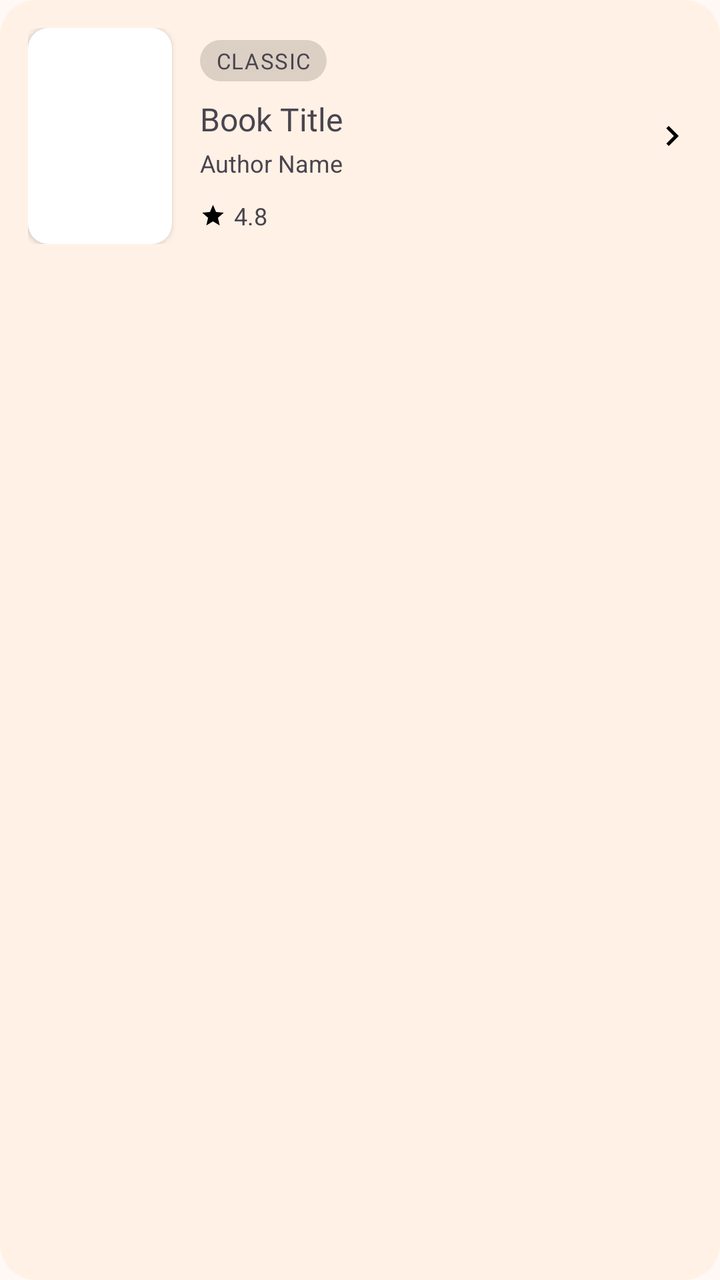
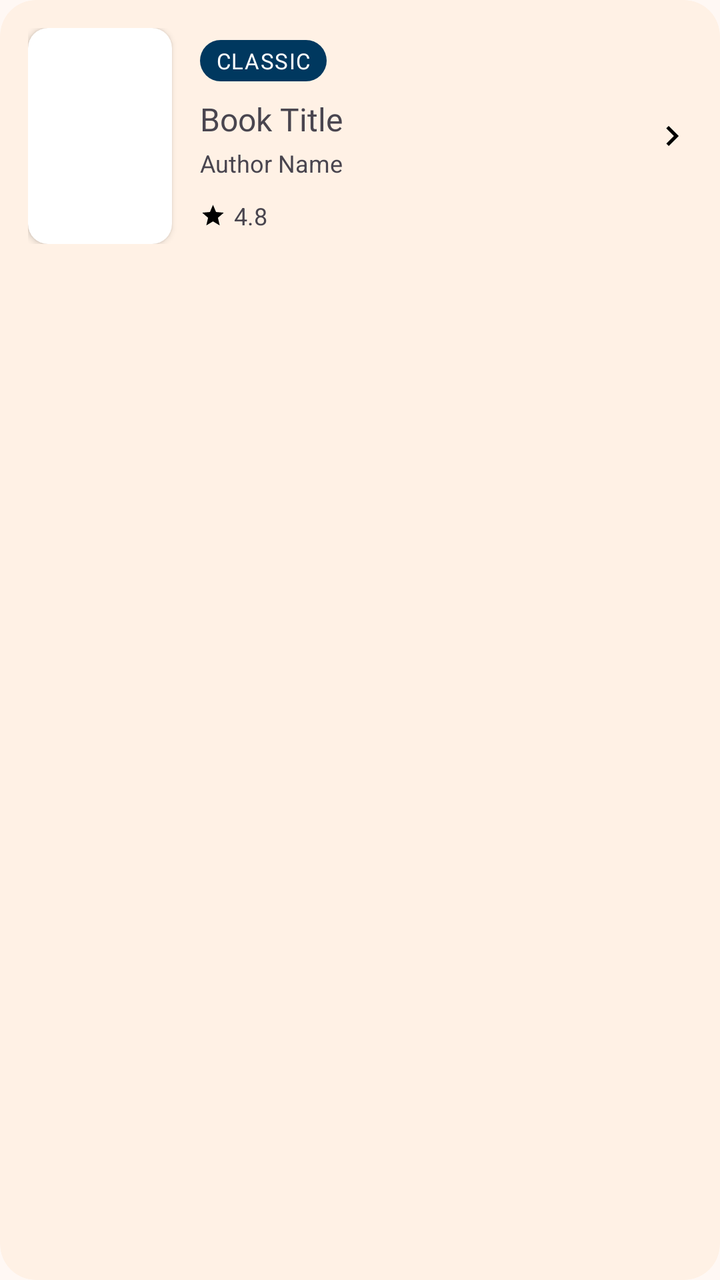

Before-and-after screenshots of an Android layout around one commit, followed by the original layout XML and the change that was made.
<!-- AndroidManifest.xml: application theme Theme.DClassicsBooks -->
<!-- res/layout/item_book.xml -->
<?xml version="1.0" encoding="utf-8"?>
<com.google.android.material.card.MaterialCardView xmlns:android="http://schemas.android.com/apk/res/android"
    xmlns:app="http://schemas.android.com/apk/res-auto"
    android:layout_width="match_parent"
    android:layout_height="wrap_content"
    android:layout_marginBottom="12dp"
    app:cardCornerRadius="18dp"
    app:cardElevation="0dp">

    <LinearLayout
        android:layout_width="match_parent"
        android:layout_height="wrap_content"
        android:orientation="horizontal"
        android:padding="14dp"
        android:gravity="center_vertical">

        
        <androidx.cardview.widget.CardView
            android:layout_width="72dp"
            android:layout_height="108dp"
            app:cardCornerRadius="10dp"
            app:cardElevation="2dp">

            <ImageView
                android:id="@+id/iv_cover"
                android:layout_width="match_parent"
                android:layout_height="match_parent"
                android:scaleType="centerCrop"
                android:contentDescription="Book cover"/>

        </androidx.cardview.widget.CardView>

        
        <LinearLayout
            android:layout_width="0dp"
            android:layout_height="wrap_content"
            android:layout_weight="1"
            android:orientation="vertical"
            android:paddingHorizontal="14dp">

            
            <TextView
                android:id="@+id/tv_genre"
                android:layout_width="wrap_content"
                android:layout_height="wrap_content"
                android:text="Classic"
                android:background="@drawable/bg_badge_genre"
                android:textAppearance="?attr/textAppearanceLabelSmall"
                android:textAllCaps="true"
                android:paddingHorizontal="8dp"
                android:paddingVertical="3dp"/>

            <TextView
                android:id="@+id/tv_title"
                android:layout_width="match_parent"
                android:layout_height="wrap_content"
                android:text="Book Title"
                android:textSize="16sp"
                android:fontFamily="@font/aleo_semibold"
                android:maxLines="2"
                android:ellipsize="end"
                android:layout_marginTop="8dp"/>

            <TextView
                android:id="@+id/tv_author"
                android:layout_width="match_parent"
                android:layout_height="wrap_content"
                android:text="Author Name"
                android:textSize="12sp"
                android:layout_marginTop="3dp"/>

            <LinearLayout
                android:layout_width="wrap_content"
                android:layout_height="wrap_content"
                android:orientation="horizontal"
                android:gravity="center_vertical"
                android:layout_marginTop="10dp">

                <ImageView
                    android:layout_width="13dp"
                    android:layout_height="13dp"
                    android:src="@drawable/ic_star"
                    android:contentDescription="Rating"/>

                <TextView
                    android:id="@+id/tv_rating"
                    android:layout_width="wrap_content"
                    android:layout_height="wrap_content"
                    android:text="4.8"
                    android:textSize="12sp"
                    android:layout_marginStart="4dp"/>
            </LinearLayout>

        </LinearLayout>

        
        <ImageView
            android:id="@+id/iv_chevron"
            android:layout_width="20dp"
            android:layout_height="20dp"
            android:src="@drawable/ic_chevron_right"
            android:contentDescription="Open"/>

    </LinearLayout>
</com.google.android.material.card.MaterialCardView>
<!-- resources referenced by this layout -->
<resources>
  <!-- drawable bg_badge_genre (drawable) -->
  <?xml version="1.0" encoding="utf-8"?>
  <shape xmlns:android="http://schemas.android.com/apk/res/android"
      android:shape="rectangle">
      <solid android:color="?attr/colorSurfaceContainerHigh" />
      <corners android:radius="1000dp" />
  </shape>
  <style name="Theme.DClassicsBooks.Base" parent="Theme.Material3.Light.NoActionBar">
          <item name="colorPrimary">@color/primary</item>
          <item name="colorOnPrimary">@color/white</item>
          <item name="colorPrimaryContainer">@color/primary_container</item>
          <item name="colorOnPrimaryContainer">@color/white</item>
          <item name="colorSecondary">@color/secondary</item>
          <item name="colorOnSecondary">@color/white</item>
          <item name="colorSecondaryContainer">@color/secondary_container</item>
          <item name="colorOnSecondaryContainer">@color/white</item>
          <item name="colorError">@color/error</item>
          <item name="colorOnError">@color/white</item>
          <item name="colorErrorContainer">@color/error_container</item>
          <item name="colorOnErrorContainer">@color/white</item>
          <item name="colorSurface">@color/surface</item>
          <item name="colorSurfaceContainerLowest">@color/surface_container_low</item>
          <item name="colorSurfaceContainerLow">@color/surface_container_low</item>
          <item name="colorSurfaceContainer">@color/surface_container</item>
          <item name="colorSurfaceContainerHigh">@color/surface_container_high</item>
          <item name="colorSurfaceContainerHighest">@color/surface_container_high</item>
          <item name="colorOutline">@color/outline</item>
          <item name="colorOutlineVariant">@color/outline_variant</item>
          <item name="colorOnSurface">@color/on_surface</item>
          <item name="colorOnSurfaceVariant">@color/on_surface_variant</item>
          <item name="android:colorBackground">@color/surface</item>
  
          <item name="textAppearanceDisplayLarge">@style/Typography.DisplayLarge</item>
          <item name="textAppearanceDisplayMedium">@style/Typography.DisplayMedium</item>
          <item name="textAppearanceDisplaySmall">@style/Typography.DisplaySmall</item>
          <item name="textAppearanceHeadlineLarge">@style/Typography.HeadlineLarge</item>
          <item name="textAppearanceHeadlineMedium">@style/Typography.HeadlineMedium</item>
          <item name="textAppearanceHeadlineSmall">@style/Typography.HeadlineSmall</item>
          <item name="textAppearanceTitleLarge">@style/Typography.TitleLarge</item>
          <item name="textAppearanceTitleMedium">@style/Typography.TitleMedium</item>
          <item name="textAppearanceTitleSmall">@style/Typography.TitleSmall</item>
          <item name="textAppearanceBodyLarge">@style/Typography.BodyLarge</item>
          <item name="textAppearanceBodyMedium">@style/Typography.BodyMedium</item>
          <item name="textAppearanceBodySmall">@style/Typography.BodySmall</item>
          <item name="textAppearanceLabelLarge">@style/Typography.LabelLarge</item>
          <item name="textAppearanceLabelMedium">@style/Typography.LabelMedium</item>
          <item name="textAppearanceLabelSmall">@style/Typography.LabelSmall</item>
  
          <item name="materialCardViewStyle">@style/Widget.DClassicsBooks.CardView</item>
      </style>
  <color name="primary">#4E3000</color>
  <color name="white">#FFFFFF</color>
  <color name="secondary">#45331C</color>
  <color name="error">#740006</color>
  <color name="surface">#FFF8F4</color>
  <color name="outline">#5C5144</color>
  <color name="outline_variant">#776B5E</color>
  <color name="on_surface">#161009</color>
  <!-- unchanged entries left out for length: 26 -->
</resources>

<!-- the commit's change to res/layout/item_book.xml (unified diff, before → after) -->
@@ -18,15 +18,15 @@
         <androidx.cardview.widget.CardView
             android:layout_width="72dp"
             android:layout_height="108dp"
-            app:cardCornerRadius="10dp"
-            app:cardElevation="2dp">
+            app:cardCornerRadius="10dp">
 
             <ImageView
                 android:id="@+id/iv_cover"
                 android:layout_width="match_parent"
                 android:layout_height="match_parent"
                 android:scaleType="centerCrop"
-                android:contentDescription="Book cover"/>
+                android:contentDescription="Book cover"
+                android:elevation="0dp"/>
 
         </androidx.cardview.widget.CardView>
 
@@ -47,6 +47,7 @@
                 android:background="@drawable/bg_badge_genre"
                 android:textAppearance="?attr/textAppearanceLabelSmall"
                 android:textAllCaps="true"
+                android:textColor="@color/white"
                 android:paddingHorizontal="8dp"
                 android:paddingVertical="3dp"/>
 
<!-- resource entries referenced after the edit -->
@@ -4,9 +4,10 @@
   <?xml version="1.0" encoding="utf-8"?>
   <shape xmlns:android="http://schemas.android.com/apk/res/android"
       android:shape="rectangle">
-      <solid android:color="?attr/colorSurfaceContainerHigh" />
+      <solid android:color="@color/accent" />
       <corners android:radius="1000dp" />
   </shape>
+  <color name="accent">#00385F</color>
   <style name="Theme.DClassicsBooks.Base" parent="Theme.Material3.Light.NoActionBar">
           <item name="colorPrimary">@color/primary</item>
           <item name="colorOnPrimary">@color/white</item>
@@ -16,6 +17,10 @@
           <item name="colorOnSecondary">@color/white</item>
           <item name="colorSecondaryContainer">@color/secondary_container</item>
           <item name="colorOnSecondaryContainer">@color/white</item>
+          <item name="colorTertiary">@color/accent</item>
+          <item name="colorOnTertiary">@color/white</item>
+          <item name="colorTertiaryContainer">@color/accent_container</item>
+          <item name="colorOnTertiaryContainer">@color/white</item>
           <item name="colorError">@color/error</item>
           <item name="colorOnError">@color/white</item>
           <item name="colorErrorContainer">@color/error_container</item>
@@ -53,6 +58,7 @@
   <color name="primary">#4E3000</color>
   <color name="white">#FFFFFF</color>
   <color name="secondary">#45331C</color>
+  <color name="accent_container">#43709D</color>
   <color name="error">#740006</color>
   <color name="surface">#FFF8F4</color>
   <color name="outline">#5C5144</color>
